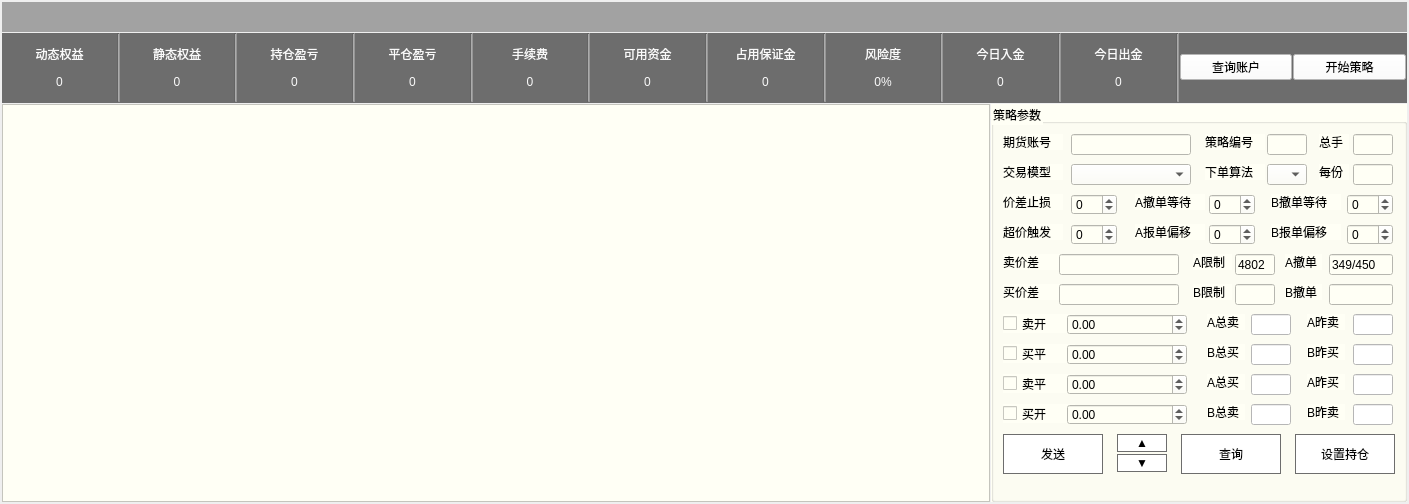
Old version of the form PyCTP_Client/PyCTP_ClientUI/QAccountWidget.ui in the repository yuwangying/PyCTP.
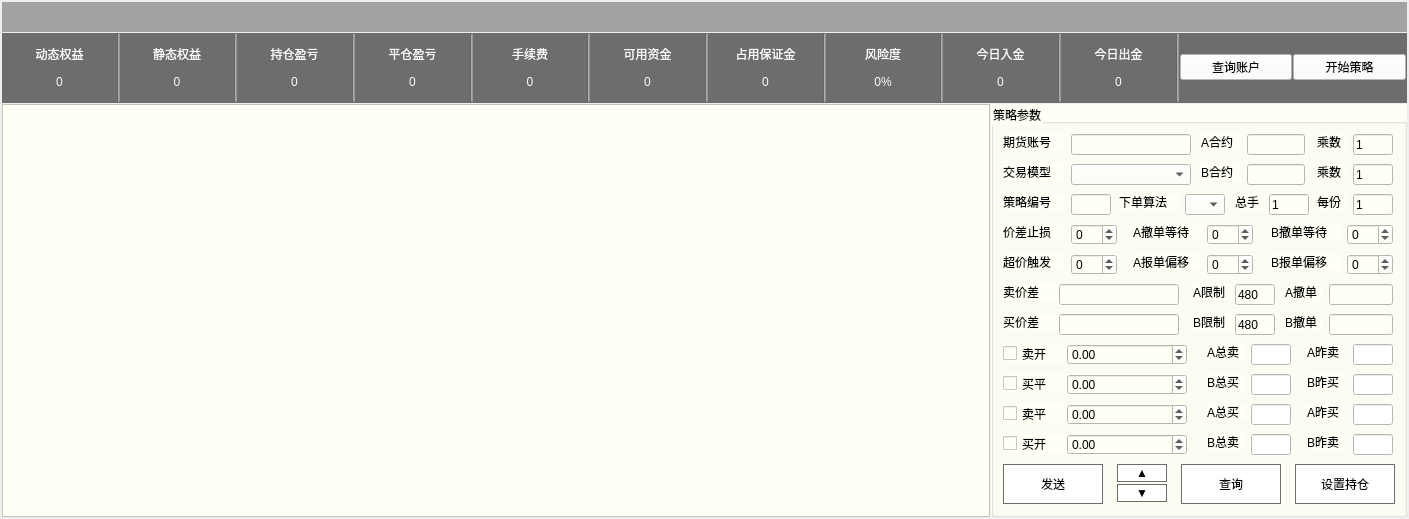
New version of the form.

Diff of the .ui file:
```diff
--- a/PyCTP_Client/PyCTP_ClientUI/QAccountWidget.ui
+++ b/PyCTP_Client/PyCTP_ClientUI/QAccountWidget.ui
@@ -7,7 +7,7 @@
     <x>0</x>
     <y>0</y>
     <width>1409</width>
-    <height>504</height>
+    <height>519</height>
    </rect>
   </property>
   <property name="windowTitle">
@@ -683,7 +683,7 @@
         <property name="geometry">
          <rect>
           <x>12</x>
-          <y>150</y>
+          <y>180</y>
           <width>60</width>
           <height>16</height>
          </rect>
@@ -722,7 +722,7 @@
         <property name="geometry">
          <rect>
           <x>12</x>
-          <y>120</y>
+          <y>150</y>
           <width>60</width>
           <height>16</height>
          </rect>
@@ -735,7 +735,7 @@
         <property name="geometry">
          <rect>
           <x>12</x>
-          <y>180</y>
+          <y>210</y>
           <width>60</width>
           <height>16</height>
          </rect>
@@ -748,7 +748,7 @@
         <property name="geometry">
          <rect>
           <x>12</x>
-          <y>210</y>
+          <y>240</y>
           <width>72</width>
           <height>19</height>
          </rect>
@@ -761,7 +761,7 @@
         <property name="geometry">
          <rect>
           <x>12</x>
-          <y>270</y>
+          <y>300</y>
           <width>72</width>
           <height>19</height>
          </rect>
@@ -774,7 +774,7 @@
         <property name="geometry">
          <rect>
           <x>12</x>
-          <y>300</y>
+          <y>330</y>
           <width>72</width>
           <height>19</height>
          </rect>
@@ -786,8 +786,8 @@
        <widget class="QLabel" name="label_zongshou">
         <property name="geometry">
          <rect>
-          <x>328</x>
-          <y>30</y>
+          <x>244</x>
+          <y>90</y>
           <width>30</width>
           <height>16</height>
          </rect>
@@ -810,7 +810,7 @@
         <property name="geometry">
          <rect>
           <x>12</x>
-          <y>240</y>
+          <y>270</y>
           <width>72</width>
           <height>19</height>
          </rect>
@@ -822,8 +822,8 @@
        <widget class="QLabel" name="label_celuebianhao">
         <property name="geometry">
          <rect>
-          <x>214</x>
-          <y>30</y>
+          <x>12</x>
+          <y>90</y>
           <width>60</width>
           <height>16</height>
          </rect>
@@ -835,8 +835,8 @@
        <widget class="QLabel" name="label_xiadansuanfa">
         <property name="geometry">
          <rect>
-          <x>214</x>
-          <y>60</y>
+          <x>128</x>
+          <y>90</y>
           <width>60</width>
           <height>16</height>
          </rect>
@@ -848,8 +848,8 @@
        <widget class="QLabel" name="label_meifen">
         <property name="geometry">
          <rect>
-          <x>328</x>
-          <y>60</y>
+          <x>326</x>
+          <y>90</y>
           <width>30</width>
           <height>16</height>
          </rect>
@@ -865,7 +865,7 @@
         <property name="geometry">
          <rect>
           <x>80</x>
-          <y>120</y>
+          <y>150</y>
           <width>46</width>
           <height>21</height>
          </rect>
@@ -881,7 +881,7 @@
         <property name="geometry">
          <rect>
           <x>68</x>
-          <y>150</y>
+          <y>180</y>
           <width>120</width>
           <height>21</height>
          </rect>
@@ -897,7 +897,7 @@
         <property name="geometry">
          <rect>
           <x>68</x>
-          <y>180</y>
+          <y>210</y>
           <width>120</width>
           <height>21</height>
          </rect>
@@ -910,7 +910,7 @@
         <property name="geometry">
          <rect>
           <x>76</x>
-          <y>210</y>
+          <y>240</y>
           <width>120</width>
           <height>21</height>
          </rect>
@@ -941,7 +941,7 @@
         <property name="geometry">
          <rect>
           <x>76</x>
-          <y>240</y>
+          <y>270</y>
           <width>120</width>
           <height>21</height>
          </rect>
@@ -960,7 +960,7 @@
         <property name="geometry">
          <rect>
           <x>76</x>
-          <y>270</y>
+          <y>300</y>
           <width>120</width>
           <height>21</height>
          </rect>
@@ -979,7 +979,7 @@
         <property name="geometry">
          <rect>
           <x>76</x>
-          <y>300</y>
+          <y>330</y>
           <width>120</width>
           <height>21</height>
          </rect>
@@ -997,8 +997,8 @@
        <widget class="QLabel" name="label_Adengdai">
         <property name="geometry">
          <rect>
-          <x>144</x>
-          <y>90</y>
+          <x>142</x>
+          <y>120</y>
           <width>70</width>
           <height>16</height>
          </rect>
@@ -1010,8 +1010,8 @@
        <widget class="QSpinBox" name="spinBox_Adengdai">
         <property name="geometry">
          <rect>
-          <x>218</x>
-          <y>90</y>
+          <x>216</x>
+          <y>120</y>
           <width>46</width>
           <height>21</height>
          </rect>
@@ -1027,7 +1027,7 @@
         <property name="geometry">
          <rect>
           <x>280</x>
-          <y>90</y>
+          <y>120</y>
           <width>70</width>
           <height>16</height>
          </rect>
@@ -1040,7 +1040,7 @@
         <property name="geometry">
          <rect>
           <x>356</x>
-          <y>90</y>
+          <y>120</y>
           <width>46</width>
           <height>21</height>
          </rect>
@@ -1056,7 +1056,7 @@
         <property name="geometry">
          <rect>
           <x>216</x>
-          <y>210</y>
+          <y>240</y>
           <width>38</width>
           <height>16</height>
          </rect>
@@ -1072,7 +1072,7 @@
         <property name="geometry">
          <rect>
           <x>260</x>
-          <y>210</y>
+          <y>240</y>
           <width>40</width>
           <height>21</height>
          </rect>
@@ -1098,7 +1098,7 @@
         <property name="geometry">
          <rect>
           <x>216</x>
-          <y>240</y>
+          <y>270</y>
           <width>38</width>
           <height>16</height>
          </rect>
@@ -1114,7 +1114,7 @@
         <property name="geometry">
          <rect>
           <x>260</x>
-          <y>240</y>
+          <y>270</y>
           <width>40</width>
           <height>21</height>
          </rect>
@@ -1134,7 +1134,7 @@
         <property name="geometry">
          <rect>
           <x>216</x>
-          <y>270</y>
+          <y>300</y>
           <width>38</width>
           <height>16</height>
          </rect>
@@ -1150,7 +1150,7 @@
         <property name="geometry">
          <rect>
           <x>260</x>
-          <y>270</y>
+          <y>300</y>
           <width>40</width>
           <height>21</height>
          </rect>
@@ -1170,7 +1170,7 @@
         <property name="geometry">
          <rect>
           <x>216</x>
-          <y>300</y>
+          <y>330</y>
           <width>38</width>
           <height>16</height>
          </rect>
@@ -1186,7 +1186,7 @@
         <property name="geometry">
          <rect>
           <x>260</x>
-          <y>300</y>
+          <y>330</y>
           <width>40</width>
           <height>21</height>
          </rect>
@@ -1206,7 +1206,7 @@
         <property name="geometry">
          <rect>
           <x>202</x>
-          <y>150</y>
+          <y>180</y>
           <width>39</width>
           <height>16</height>
          </rect>
@@ -1219,20 +1219,20 @@
         <property name="geometry">
          <rect>
           <x>244</x>
-          <y>150</y>
+          <y>180</y>
           <width>40</width>
           <height>21</height>
          </rect>
         </property>
         <property name="text">
-         <string>4802</string>
+         <string>480</string>
         </property>
        </widget>
        <widget class="QLabel" name="label_Achedan">
         <property name="geometry">
          <rect>
           <x>294</x>
-          <y>150</y>
+          <y>180</y>
           <width>37</width>
           <height>16</height>
          </rect>
@@ -1245,7 +1245,7 @@
         <property name="geometry">
          <rect>
           <x>338</x>
-          <y>150</y>
+          <y>180</y>
           <width>64</width>
           <height>21</height>
          </rect>
@@ -1254,14 +1254,14 @@
          <string notr="true"/>
         </property>
         <property name="text">
-         <string>349/450</string>
+         <string/>
         </property>
        </widget>
        <widget class="QLabel" name="label_Bchedan">
         <property name="geometry">
          <rect>
           <x>294</x>
-          <y>180</y>
+          <y>210</y>
           <width>37</width>
           <height>16</height>
          </rect>
@@ -1274,7 +1274,7 @@
         <property name="geometry">
          <rect>
           <x>338</x>
-          <y>180</y>
+          <y>210</y>
           <width>64</width>
           <height>21</height>
          </rect>
@@ -1287,7 +1287,7 @@
         <property name="geometry">
          <rect>
           <x>316</x>
-          <y>210</y>
+          <y>240</y>
           <width>38</width>
           <height>16</height>
          </rect>
@@ -1303,7 +1303,7 @@
         <property name="geometry">
          <rect>
           <x>362</x>
-          <y>210</y>
+          <y>240</y>
           <width>40</width>
           <height>21</height>
          </rect>
@@ -1329,7 +1329,7 @@
         <property name="geometry">
          <rect>
           <x>316</x>
-          <y>240</y>
+          <y>270</y>
           <width>38</width>
           <height>16</height>
          </rect>
@@ -1345,7 +1345,7 @@
         <property name="geometry">
          <rect>
           <x>362</x>
-          <y>240</y>
+          <y>270</y>
           <width>40</width>
           <height>21</height>
          </rect>
@@ -1371,7 +1371,7 @@
         <property name="geometry">
          <rect>
           <x>316</x>
-          <y>270</y>
+          <y>300</y>
           <width>38</width>
           <height>16</height>
          </rect>
@@ -1387,7 +1387,7 @@
         <property name="geometry">
          <rect>
           <x>362</x>
-          <y>270</y>
+          <y>300</y>
           <width>40</width>
           <height>21</height>
          </rect>
@@ -1413,7 +1413,7 @@
         <property name="geometry">
          <rect>
           <x>316</x>
-          <y>300</y>
+          <y>330</y>
           <width>38</width>
           <height>16</height>
          </rect>
@@ -1429,7 +1429,7 @@
         <property name="geometry">
          <rect>
           <x>362</x>
-          <y>300</y>
+          <y>330</y>
           <width>40</width>
           <height>21</height>
          </rect>
@@ -1449,7 +1449,7 @@
         <property name="geometry">
          <rect>
           <x>126</x>
-          <y>330</y>
+          <y>360</y>
           <width>50</width>
           <height>18</height>
          </rect>
@@ -1475,7 +1475,7 @@
         <property name="geometry">
          <rect>
           <x>126</x>
-          <y>350</y>
+          <y>380</y>
           <width>50</width>
           <height>18</height>
          </rect>
@@ -1501,7 +1501,7 @@
         <property name="geometry">
          <rect>
           <x>12</x>
-          <y>90</y>
+          <y>120</y>
           <width>60</width>
           <height>16</height>
          </rect>
@@ -1514,7 +1514,7 @@
         <property name="geometry">
          <rect>
           <x>80</x>
-          <y>90</y>
+          <y>120</y>
           <width>46</width>
           <height>21</height>
          </rect>
@@ -1533,7 +1533,7 @@
         <property name="geometry">
          <rect>
           <x>12</x>
-          <y>330</y>
+          <y>360</y>
           <width>100</width>
           <height>40</height>
          </rect>
@@ -1568,7 +1568,7 @@
         <property name="geometry">
          <rect>
           <x>190</x>
-          <y>330</y>
+          <y>360</y>
           <width>100</width>
           <height>40</height>
          </rect>
@@ -1602,8 +1602,8 @@
        <widget class="QComboBox" name="comboBox_xiadansuanfa">
         <property name="geometry">
          <rect>
-          <x>276</x>
-          <y>60</y>
+          <x>194</x>
+          <y>90</y>
           <width>40</width>
           <height>21</height>
          </rect>
@@ -1616,7 +1616,7 @@
         <property name="geometry">
          <rect>
           <x>202</x>
-          <y>180</y>
+          <y>210</y>
           <width>39</width>
           <height>16</height>
          </rect>
@@ -1629,39 +1629,39 @@
         <property name="geometry">
          <rect>
           <x>244</x>
-          <y>180</y>
+          <y>210</y>
           <width>40</width>
           <height>21</height>
          </rect>
         </property>
         <property name="text">
-         <string/>
+         <string>480</string>
         </property>
        </widget>
        <widget class="QLineEdit" name="lineEdit_zongshou">
         <property name="geometry">
          <rect>
-          <x>362</x>
-          <y>30</y>
+          <x>278</x>
+          <y>90</y>
           <width>40</width>
           <height>21</height>
          </rect>
         </property>
         <property name="text">
-         <string/>
+         <string>1</string>
         </property>
        </widget>
        <widget class="QLineEdit" name="lineEdit_meifen">
         <property name="geometry">
          <rect>
           <x>362</x>
-          <y>60</y>
+          <y>90</y>
           <width>40</width>
           <height>21</height>
          </rect>
         </property>
         <property name="text">
-         <string/>
+         <string>1</string>
         </property>
        </widget>
        <widget class="QPushButton" name="pushButton_set_position">
@@ -1671,7 +1671,7 @@
         <property name="geometry">
          <rect>
           <x>304</x>
-          <y>330</y>
+          <y>360</y>
           <width>100</width>
           <height>40</height>
          </rect>
@@ -1727,8 +1727,8 @@
         </property>
         <property name="geometry">
          <rect>
-          <x>276</x>
-          <y>30</y>
+          <x>80</x>
+          <y>90</y>
           <width>40</width>
           <height>21</height>
          </rect>
@@ -1747,7 +1747,7 @@
         <property name="geometry">
          <rect>
           <x>280</x>
-          <y>120</y>
+          <y>150</y>
           <width>70</width>
           <height>16</height>
          </rect>
@@ -1760,7 +1760,7 @@
         <property name="geometry">
          <rect>
           <x>356</x>
-          <y>120</y>
+          <y>150</y>
           <width>46</width>
           <height>21</height>
          </rect>
@@ -1775,8 +1775,8 @@
        <widget class="QLabel" name="label_Abaodanpianyi">
         <property name="geometry">
          <rect>
-          <x>144</x>
-          <y>120</y>
+          <x>142</x>
+          <y>150</y>
           <width>70</width>
           <height>16</height>
          </rect>
@@ -1788,8 +1788,8 @@
        <widget class="QSpinBox" name="spinBox_Abaodanpianyi">
         <property name="geometry">
          <rect>
-          <x>218</x>
-          <y>120</y>
+          <x>216</x>
+          <y>150</y>
           <width>46</width>
           <height>21</height>
          </rect>
@@ -1801,6 +1801,116 @@
          <number>999999999</number>
         </property>
        </widget>
+       <widget class="QLabel" name="label_Aheyue">
+        <property name="geometry">
+         <rect>
+          <x>210</x>
+          <y>30</y>
+          <width>40</width>
+          <height>16</height>
+         </rect>
+        </property>
+        <property name="text">
+         <string>A合约</string>
+        </property>
+       </widget>
+       <widget class="QLineEdit" name="lineEdit_Aheyue">
+        <property name="geometry">
+         <rect>
+          <x>256</x>
+          <y>30</y>
+          <width>58</width>
+          <height>21</height>
+         </rect>
+        </property>
+        <property name="text">
+         <string/>
+        </property>
+       </widget>
+       <widget class="QLabel" name="label_Achengshu">
+        <property name="geometry">
+         <rect>
+          <x>326</x>
+          <y>30</y>
+          <width>30</width>
+          <height>16</height>
+         </rect>
+        </property>
+        <property name="layoutDirection">
+         <enum>Qt::LeftToRight</enum>
+        </property>
+        <property name="text">
+         <string>乘数</string>
+        </property>
+       </widget>
+       <widget class="QLineEdit" name="lineEdit_Achengshu">
+        <property name="geometry">
+         <rect>
+          <x>362</x>
+          <y>30</y>
+          <width>40</width>
+          <height>21</height>
+         </rect>
+        </property>
+        <property name="text">
+         <string>1</string>
+        </property>
+       </widget>
+       <widget class="QLineEdit" name="lineEdit_Bheyue">
+        <property name="geometry">
+         <rect>
+          <x>256</x>
+          <y>60</y>
+          <width>58</width>
+          <height>21</height>
+         </rect>
+        </property>
+        <property name="text">
+         <string/>
+        </property>
+       </widget>
+       <widget class="QLineEdit" name="lineEdit_Bchengshu">
+        <property name="geometry">
+         <rect>
+          <x>362</x>
+          <y>60</y>
+          <width>40</width>
+          <height>21</height>
+         </rect>
+        </property>
+        <property name="text">
+         <string>1</string>
+        </property>
+       </widget>
+       <widget class="QLabel" name="label_Bheyue">
+        <property name="geometry">
+         <rect>
+          <x>210</x>
+          <y>60</y>
+          <width>40</width>
+          <height>16</height>
+         </rect>
+        </property>
+        <property name="text">
+         <string>B合约</string>
+        </property>
+       </widget>
+       <widget class="QLabel" name="label_Bchengshu">
+        <property name="geometry">
+         <rect>
+          <x>326</x>
+          <y>60</y>
+          <width>30</width>
+          <height>16</height>
+         </rect>
+        </property>
+        <property name="layoutDirection">
+         <enum>Qt::LeftToRight</enum>
+        </property>
+        <property name="text">
+         <string>乘数</string>
+        </property>
+       </widget>
       </widget>
      </widget>
     </widget>
```
